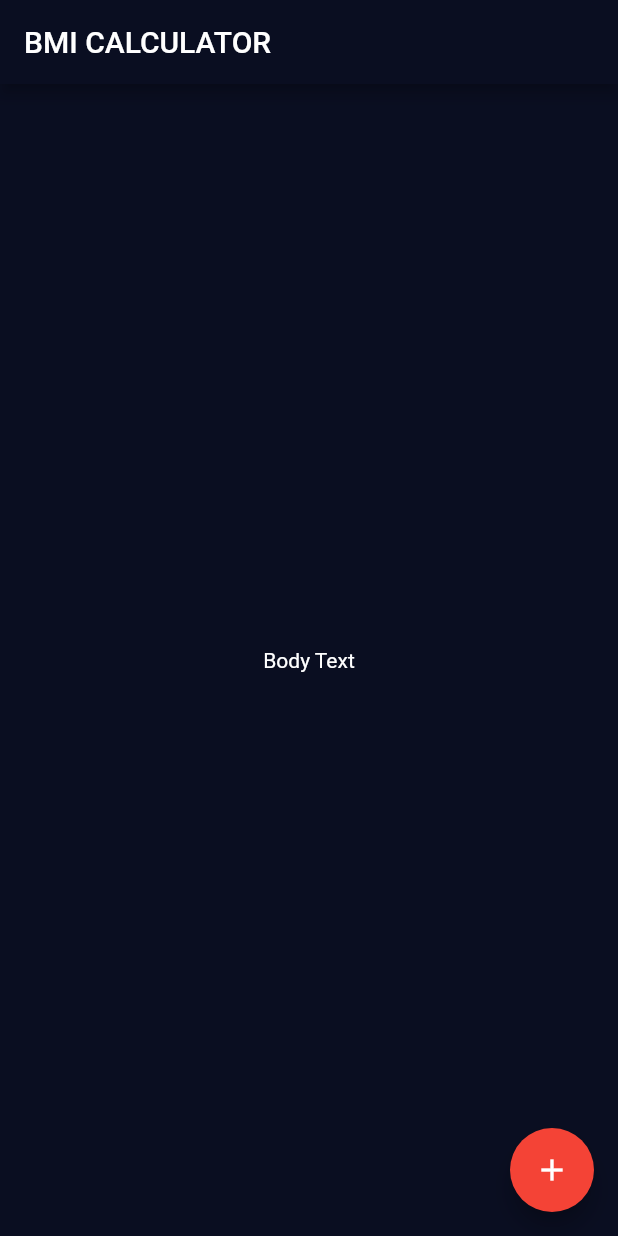
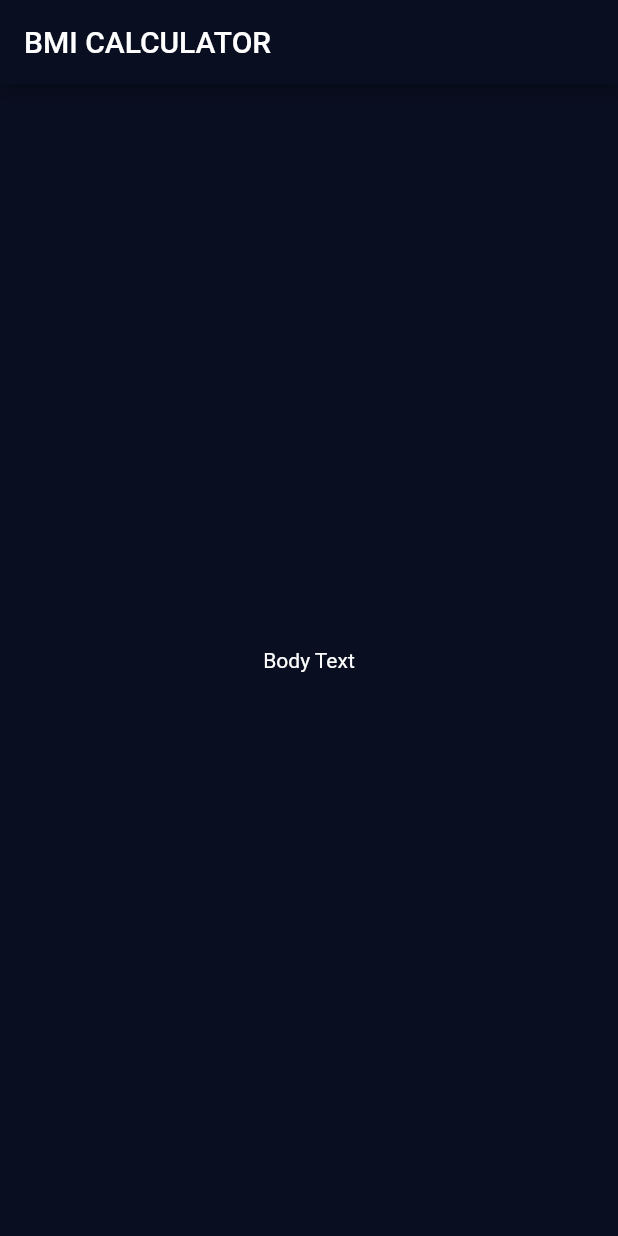
Before and after one commit to mjhossain/FlutterApps, a Flutter app: the screen it shows after launch, on a phone screen of 412 x 824 dp. Run offline on Flutter 3.47's test engine with Material 2 defaults, Android fonts, the phone set to English and light mode, and no system bars; our stand-ins replace audioplayers, rflutter_alert.

Commit message:
changes made

```diff
--- /dev/null
+++ b/bmi-app/lib/input_page.dart
@@ -0,0 +1,20 @@
+import 'package:flutter/material.dart';
+
+class InputPage extends StatefulWidget {
+  @override
+  _InputPageState createState() => _InputPageState();
+}
+
+class _InputPageState extends State<InputPage> {
+  @override
+  Widget build(BuildContext context) {
+    return Scaffold(
+      appBar: AppBar(
+        title: Text('BMI CALCULATOR'),
+      ),
+      body: Center(
+        child: Text('Body Text'),
+      ),
+    );
+  }
+}
--- a/bmi-app/lib/main.dart
+++ b/bmi-app/lib/main.dart
@@ -1,4 +1,5 @@
 import 'package:flutter/material.dart';
+import 'input_page.dart';
 
 void main() => runApp(BMICalculator());
 
@@ -6,39 +7,11 @@ class BMICalculator extends StatelessWidget {
   @override
   Widget build(BuildContext context) {
     return MaterialApp(
-      theme: ThemeData(
+      theme: ThemeData.dark().copyWith(
         primaryColor: Color(0xFF0A0E21),
-        accentColor: Colors.red,
         scaffoldBackgroundColor: Color(0xFF0A0E21),
-        textTheme: TextTheme(
-          bodyText2: TextStyle(
-            color: Colors.white,
-          ),
-        ),
       ),
       home: InputPage(),
     );
   }
 }
-
-class InputPage extends StatefulWidget {
-  @override
-  _InputPageState createState() => _InputPageState();
-}
-
-class _InputPageState extends State<InputPage> {
-  @override
-  Widget build(BuildContext context) {
-    return Scaffold(
-      appBar: AppBar(
-        title: Text('BMI CALCULATOR'),
-      ),
-      body: Center(
-        child: Text('Body Text'),
-      ),
-      floatingActionButton: FloatingActionButton(
-        child: Icon(Icons.add),
-      ),
-    );
-  }
-}
```
